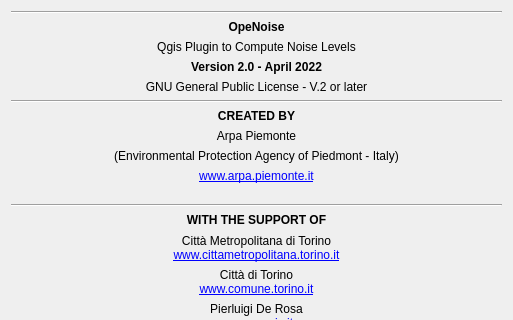
Before: the Qt Designer form tools/ui_Informations.ui in pierluigiderosa/openoise, drawn with Qt 5; both pictures show x 0 to 513 and y 0 to 320 of the 513 by 485 pixel window.
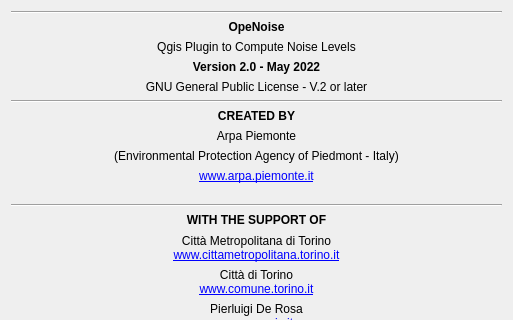
After: the same form once the commit is applied.

```diff
--- a/tools/ui_Informations.ui
+++ b/tools/ui_Informations.ui
@@ -95,7 +95,7 @@
       </size>
      </property>
      <property name="text">
-      <string>&lt;html&gt;&lt;head/&gt;&lt;body&gt;&lt;p&gt;&lt;span style=&quot; font-weight:600;&quot;&gt;Version 2.0 - April 2022&lt;/span&gt;&lt;/p&gt;&lt;/body&gt;&lt;/html&gt;</string>
+      <string>&lt;html&gt;&lt;head/&gt;&lt;body&gt;&lt;p&gt;&lt;span style=&quot; font-weight:600;&quot;&gt;Version 2.0 - May 2022&lt;/span&gt;&lt;/p&gt;&lt;/body&gt;&lt;/html&gt;</string>
      </property>
      <property name="alignment">
       <set>Qt::AlignCenter</set>
```
